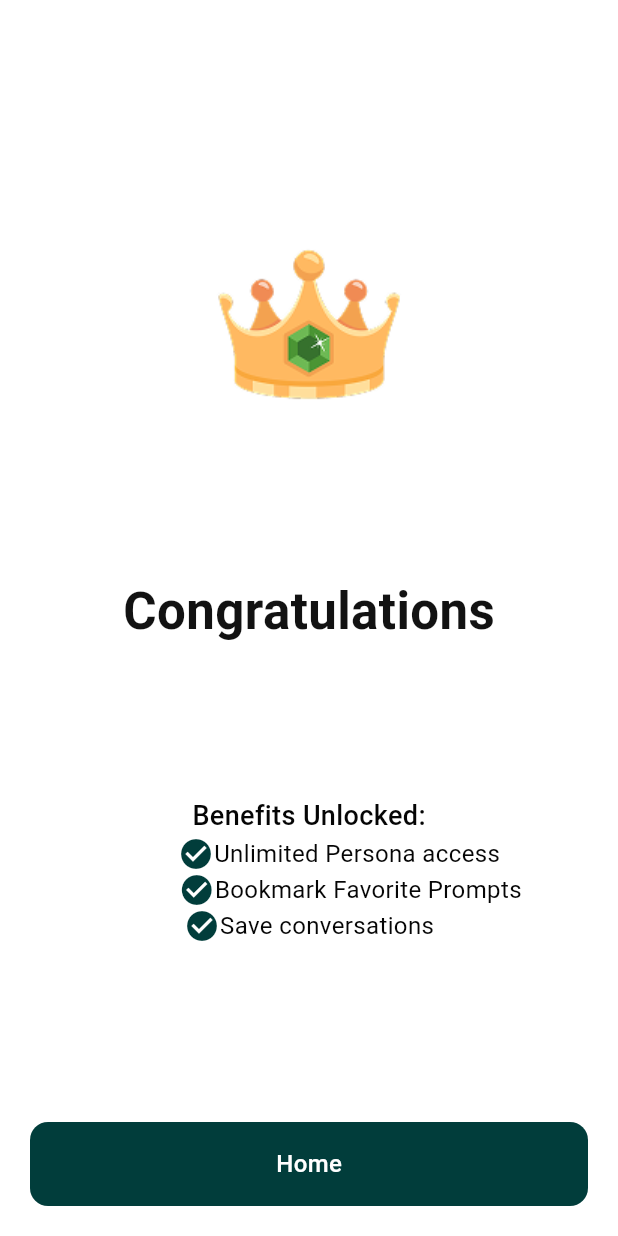
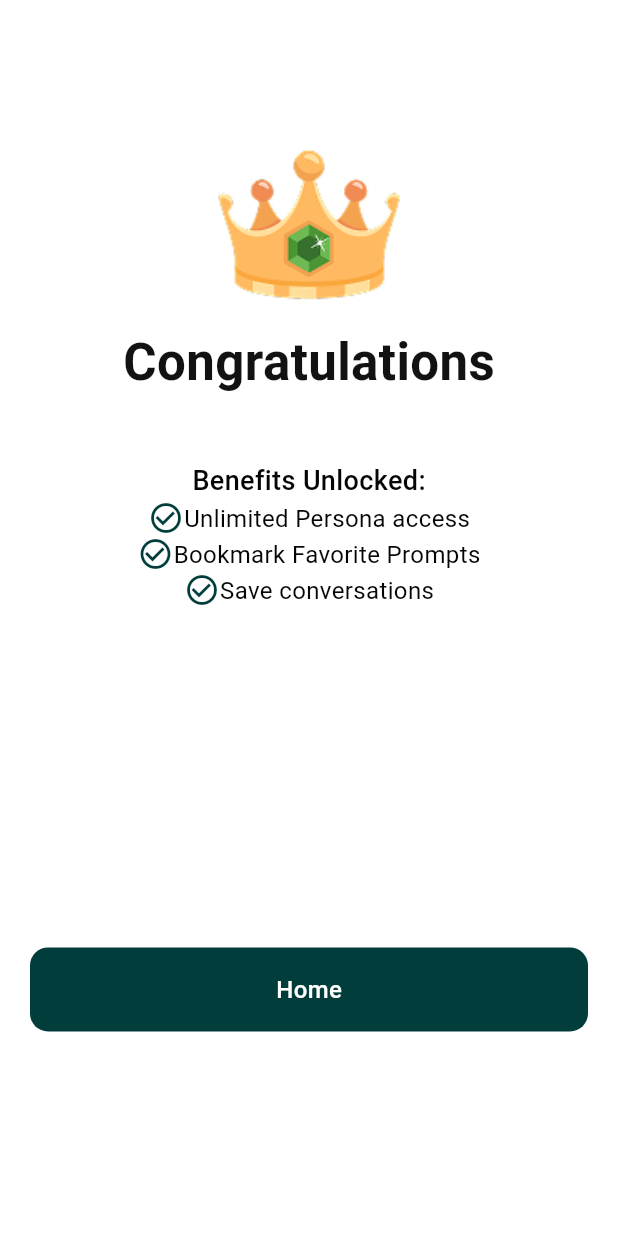
Before and after one commit to rayhantmt/Damaged303, a Flutter app: the PaymentView screen opened directly, after a tap on "Pay now", on a phone screen of 412 x 824 dp. Run offline on Flutter 3.47's test engine with Material 3 defaults, Android fonts, the phone set to English and light mode, and no system bars; our stand-ins replace get.

Commit message:
payment view fine tuned also congratulations view

```diff
--- a/lib/app/common_widgets/congratulaions_text.dart
+++ b/lib/app/common_widgets/congratulaions_text.dart
@@ -20,8 +20,11 @@ class CongratulaionsText extends StatelessWidget {
         Row(
           mainAxisAlignment: MainAxisAlignment.center,
           children: [
-            SizedBox(width: 40),
-            Icon(Icons.check_circle, color: AppColors.primarycolor, size: 24.0),
+            Icon(
+              Icons.check_circle_outline,
+              color: AppColors.primarycolor,
+              size: 24.0,
+            ),
             Text(
               'Unlimited Persona access',
               style: TextStyle(
@@ -36,8 +39,11 @@ class CongratulaionsText extends StatelessWidget {
         Row(
           mainAxisAlignment: MainAxisAlignment.center,
           children: [
-            SizedBox(width: 55),
-            Icon(Icons.check_circle, color: AppColors.primarycolor, size: 24.0),
+            Icon(
+              Icons.check_circle_outline,
+              color: AppColors.primarycolor,
+              size: 24.0,
+            ),
             Text(
               'Bookmark Favorite Prompts',
               style: TextStyle(
@@ -52,8 +58,11 @@ class CongratulaionsText extends StatelessWidget {
         Row(
           mainAxisAlignment: MainAxisAlignment.center,
           children: [
-            SizedBox(),
-            Icon(Icons.check_circle, color: AppColors.primarycolor, size: 24.0),
+            Icon(
+              Icons.check_circle_outline,
+              color: AppColors.primarycolor,
+              size: 24.0,
+            ),
             Text(
               'Save conversations',
               style: TextStyle(
--- a/lib/app/modules/congratulaion_screen/congratulation_view.dart
+++ b/lib/app/modules/congratulaion_screen/congratulation_view.dart
@@ -14,10 +14,10 @@ class CongratulationView extends StatelessWidget {
     return Scaffold(
       backgroundColor: Colors.white,
       body: Column(
-        mainAxisAlignment: MainAxisAlignment.spaceBetween,
+        // mainAxisAlignment: MainAxisAlignment.spaceBetween,
         crossAxisAlignment: CrossAxisAlignment.center,
         children: [
-          SizedBox(height: 50),
+          SizedBox(height: Get.height * .1),
           Image.asset(AppImages.congratulations),
           Text(
             'Congratulations',
@@ -27,8 +27,9 @@ class CongratulationView extends StatelessWidget {
               color: Color(0xFF121212),
             ),
           ),
-
+          SizedBox(height: Get.height * .05),
           CongratulaionsText(),
+          SizedBox(height: Get.height * .25),
           GestureDetector(
             onTap: () {
               Get.offAll(MainScreen());
--- a/lib/app/modules/payment/payment_view.dart
+++ b/lib/app/modules/payment/payment_view.dart
@@ -80,6 +80,17 @@ class _PaymentViewState extends State<PaymentView> {
                 children: [
                   Expanded(
                     child: Container(
+                      child: TextFormField(
+                        decoration: InputDecoration(
+                          hint: Row(
+                            mainAxisAlignment: MainAxisAlignment.spaceBetween,
+                            children: [
+                              Text('MM // YYYY'),
+                              Icon(Icons.calendar_month_outlined),
+                            ],
+                          ),
+                        ),
+                      ),
                       height: 45,
                       decoration: BoxDecoration(
                         border: Border.all(width: 1, color: Color(0xFFB0C3C2)),
@@ -90,6 +101,17 @@ class _PaymentViewState extends State<PaymentView> {
                   SizedBox(width: 10),
                   Expanded(
                     child: Container(
+                      child: TextFormField(
+                        decoration: InputDecoration(
+                          hint: Row(
+                            mainAxisAlignment: MainAxisAlignment.spaceBetween,
+                            children: [
+                              Text('CVC'),
+                              Icon(Icons.verified_user_outlined),
+                            ],
+                          ),
+                        ),
+                      ),
                       height: 45,
                       decoration: BoxDecoration(
                         border: Border.all(width: 1, color: Color(0xFFB0C3C2)),
@@ -145,7 +167,7 @@ class _PaymentViewState extends State<PaymentView> {
                 ),
               ),
             ),
-            // SizedBox(height: 5),
+            SizedBox(height: 10),
             Padding(
               padding: const EdgeInsets.only(left: 20, right: 20),
               child: Container(
@@ -159,7 +181,7 @@ class _PaymentViewState extends State<PaymentView> {
                 ),
               ),
             ),
-            SizedBox(height: 15),
+            SizedBox(height: 40),
             Padding(
               padding: const EdgeInsets.only(left: 20),
               child: Row(
@@ -176,12 +198,12 @@ class _PaymentViewState extends State<PaymentView> {
                 ],
               ),
             ),
-            //SizedBox(height: 10),
+            SizedBox(height: 10),
             Padding(
               padding: const EdgeInsets.only(left: 20, right: 20),
               child: Container(
                 child: TextFormField(
-                  decoration: InputDecoration(hintText: 'Newmember'),
+                  decoration: InputDecoration(hintText: 'New_Member'),
 
                   //controller creation left
                 ),
@@ -192,7 +214,7 @@ class _PaymentViewState extends State<PaymentView> {
                 ),
               ),
             ),
-
+            SizedBox(height: 10),
             Padding(
               padding: const EdgeInsets.only(left: 20, right: 20),
               child: Container(
@@ -204,7 +226,7 @@ class _PaymentViewState extends State<PaymentView> {
                 ),
               ),
             ),
-
+            SizedBox(height: 30),
             GestureDetector(
               onTap: () {
                 Get.to(CongratulationView());
```
